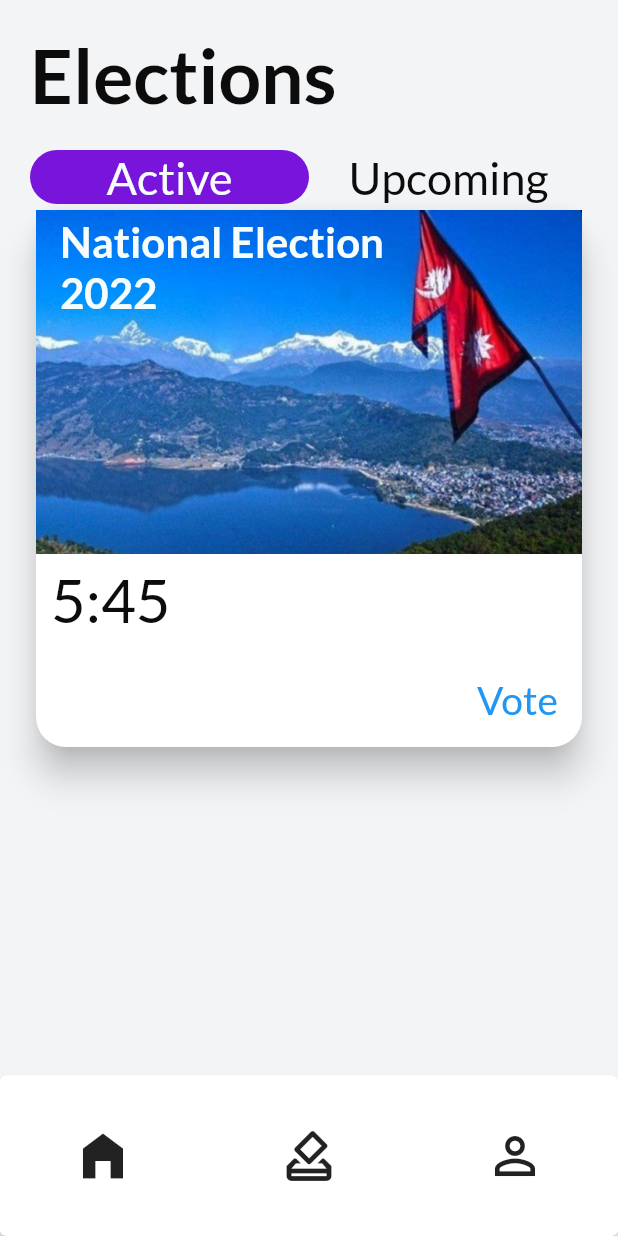
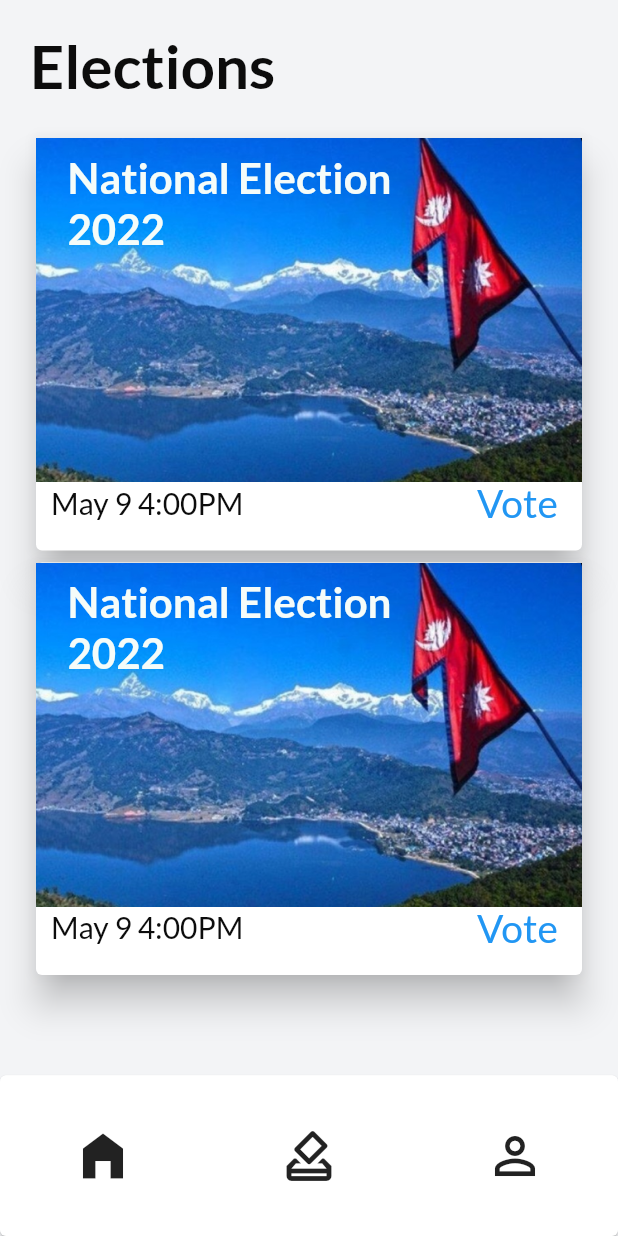
Before and after one commit to SqueezedLemon/Votiface, a Flutter app: the screen it shows once a user with an empty profile is signed in, on a phone screen of 412 x 824 dp. Run offline on Flutter 3.47's test engine with Material 2 defaults, Android fonts, the light colour scheme and no system bars; our stand-ins replace cloud_firestore, firebase_auth, firebase_core, firebase_storage, fluttertoast, image_picker and 2 more; missing offline and left inert: web3dart; accounts and stored records are empty; network calls fail; project files that could hold a hidden picture were left out.

Commit message:
small changes

```diff
--- a/lib/screens/vote/vote_screen.dart
+++ b/lib/screens/vote/vote_screen.dart
@@ -14,7 +14,7 @@ enum currectTab { active, upcoming }
 
 var heading = 'National Election';
 var subheading = '2022';
-var supportingText = '5:45';
+var supportingText = 'May 9 4:00PM';
 
 class VoteScreen extends StatefulWidget {
   static const routeName = '/vote';
@@ -41,81 +41,12 @@ class _VoteScreenState extends State<VoteScreen> {
         children: [
           const Text(
             'Elections',
-            style: TextStyle(fontSize: 50, fontWeight: FontWeight.bold),
+            style: TextStyle(fontSize: 40, fontWeight: FontWeight.bold),
           ),
           const SizedBox(width: double.infinity, height: kDefaultPadding),
-          Row(
-            mainAxisAlignment: MainAxisAlignment.spaceAround,
+          Column(
             children: [
-              Expanded(
-                child: GestureDetector(
-                  onTap: () {
-                    setState(() {
-                      tab = currectTab.active;
-                    });
-                  },
-                  child: Container(
-                    decoration: BoxDecoration(
-                      color: (tab == currectTab.active)
-                          ? kPrimaryColor
-                          : backColor,
-                      borderRadius: BorderRadius.circular(
-                          (tab == currectTab.active) ? 20 : 0),
-                    ),
-                    alignment: Alignment.center,
-                    child: Text(
-                      "Active",
-                      style: TextStyle(
-                        fontSize: 30,
-                        color: (tab == currectTab.active)
-                            ? kTextPColor
-                            : kTextColor,
-                      ),
-                    ),
-                  ),
-                ),
-              ),
-              Expanded(
-                child: GestureDetector(
-                  onTap: () {
-                    setState(() {
-                      tab = currectTab.upcoming;
-                    });
-                  },
-                  child: Container(
-                    decoration: BoxDecoration(
-                      color: (tab == currectTab.upcoming)
-                          ? kPrimaryColor
-                          : backColor,
-                      borderRadius: BorderRadius.circular(
-                          (tab == currectTab.upcoming) ? 20 : 0),
-                    ),
-                    alignment: Alignment.center,
-                    child: Text(
-                      "Upcoming",
-                      style: TextStyle(
-                        fontSize: 30,
-                        color: (tab == currectTab.upcoming)
-                            ? kTextPColor
-                            : kTextColor,
-                      ),
-                    ),
-                  ),
-                ),
-              ),
-            ],
-          ),
-          Container(
-            decoration: BoxDecoration(
-              borderRadius: BorderRadius.circular(5),
-              color: kTextColor,
-            ),
-          ),
-          Container(
-            child: Card(
-              shape: RoundedRectangleBorder(
-                borderRadius: BorderRadius.circular(20.0),
-              ),
+              Card(
                 elevation: 10.0,
                 child: Container(
                   decoration: const BoxDecoration(
@@ -127,7 +58,9 @@ class _VoteScreenState extends State<VoteScreen> {
                   ),
                   child: Column(
                     children: [
-                    ListTile(
+                      Padding(
+                        padding: const EdgeInsets.all(5.0),
+                        child: ListTile(
                           title: Text(
                             heading,
                             style: const TextStyle(
@@ -143,20 +76,27 @@ class _VoteScreenState extends State<VoteScreen> {
                                 fontWeight: FontWeight.w800),
                           ),
                         ),
+                      ),
                       const SizedBox(
-                      height: 150.0,
+                        height: 125.0,
                       ),
+                      Row(
+                        mainAxisAlignment: MainAxisAlignment.spaceBetween,
+                        children: [
                           Container(
                             padding: const EdgeInsets.all(10.0),
                             alignment: Alignment.centerLeft,
-                      child: Text(supportingText),
+                            child: Text(
+                              supportingText,
+                              style: TextStyle(fontSize: 20),
+                            ),
                           ),
                           ButtonBar(
                             children: [
                               TextButton(
                                 child: const Text(
                                   'Vote',
-                            style: const TextStyle(fontSize: 26),
+                                  style: TextStyle(fontSize: 26),
                                 ),
                                 onPressed: () {
                                   Navigator.of(context)
@@ -167,11 +107,76 @@ class _VoteScreenState extends State<VoteScreen> {
                           )
                         ],
                       ),
+                    ],
                   ),
                 ),
-            decoration: BoxDecoration(
-              borderRadius: BorderRadius.circular(50),
               ),
+              Card(
+                elevation: 10.0,
+                child: Container(
+                  decoration: const BoxDecoration(
+                    image: DecorationImage(
+                      image: AssetImage("assets/ElectionBanner.png"),
+                      fit: BoxFit.contain,
+                      alignment: Alignment.topCenter,
+                    ),
+                  ),
+                  child: Column(
+                    children: [
+                      Padding(
+                        padding: const EdgeInsets.all(5.0),
+                        child: ListTile(
+                          title: Text(
+                            heading,
+                            style: const TextStyle(
+                                color: kTextPColor,
+                                fontSize: 28,
+                                fontWeight: FontWeight.w800),
+                          ),
+                          subtitle: Text(
+                            subheading,
+                            style: const TextStyle(
+                                color: kTextPColor,
+                                fontSize: 28,
+                                fontWeight: FontWeight.w800),
+                          ),
+                        ),
+                      ),
+                      const SizedBox(
+                        height: 125.0,
+                      ),
+                      Row(
+                        mainAxisAlignment: MainAxisAlignment.spaceBetween,
+                        children: [
+                          Container(
+                            padding: const EdgeInsets.all(10.0),
+                            alignment: Alignment.centerLeft,
+                            child: Text(
+                              supportingText,
+                              style: TextStyle(fontSize: 20),
+                            ),
+                          ),
+                          ButtonBar(
+                            children: [
+                              TextButton(
+                                child: const Text(
+                                  'Vote',
+                                  style: TextStyle(fontSize: 26),
+                                ),
+                                onPressed: () {
+                                  Navigator.of(context)
+                                      .pushNamed(CandidatePage.routeName);
+                                },
+                              )
+                            ],
+                          )
+                        ],
+                      ),
+                    ],
+                  ),
+                ),
+              ),
+            ],
           ),
         ],
       ),
```
Lines whose indentation alone changed are shown as unchanged.
